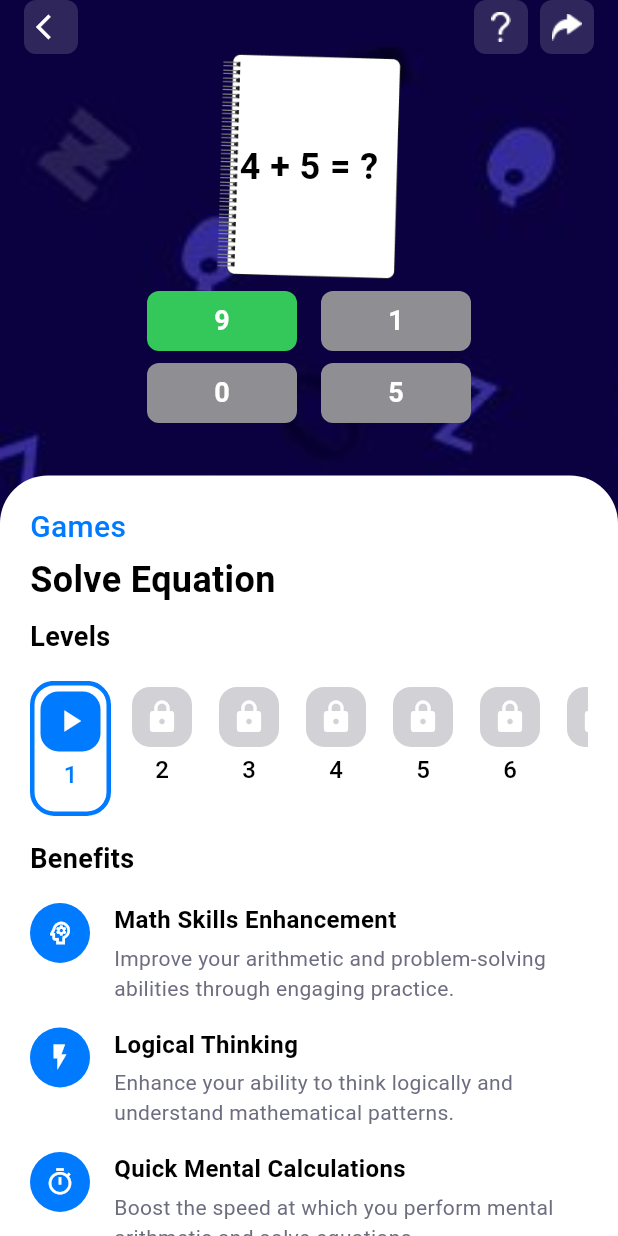
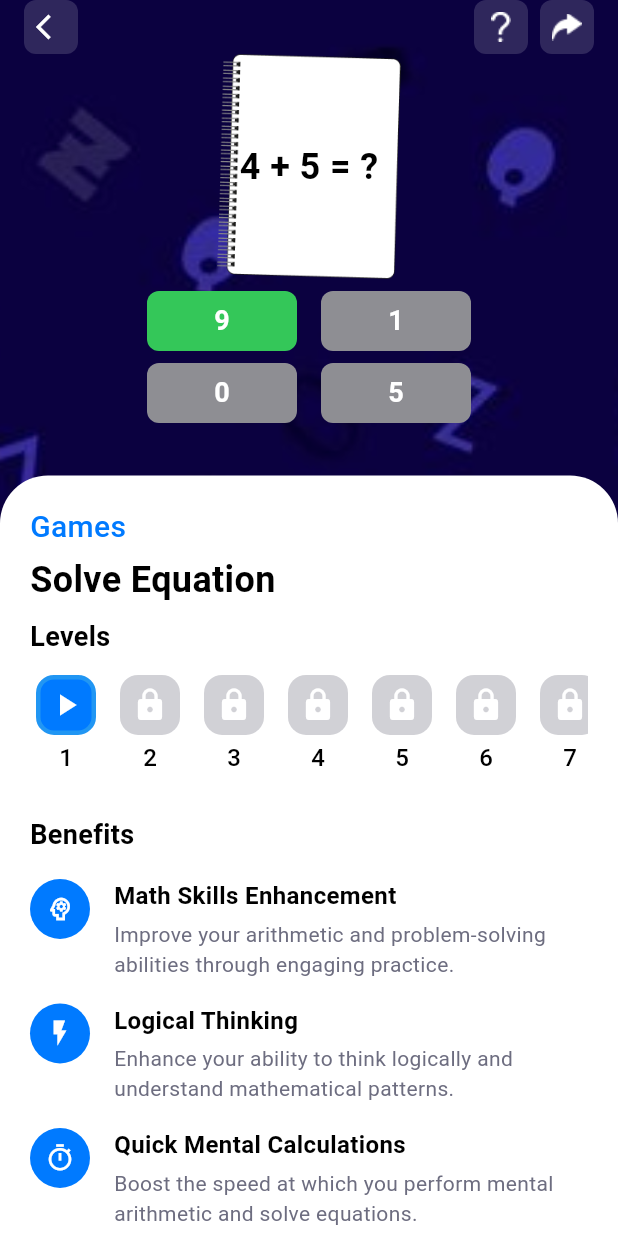
Before and after one commit to RANGAROHITH-2006/solveequation, a Flutter app: the screen it shows after launch, on a phone screen of 412 x 824 dp. Run offline on Flutter 3.47's test engine with Material 3 defaults, Android fonts, the phone set to English and light mode, and no system bars; our stand-ins replace share_plus, shared_preferences.

Commit message:
changed level display

```diff
--- a/lib/home_screen.dart
+++ b/lib/home_screen.dart
@@ -328,7 +328,7 @@ class _EquationGameHomeScreenState extends State<EquationGameHomeScreen> {
                                 color: Colors.black,
                               ),
                             ),
-                            const SizedBox(height: 16),
+                            const SizedBox(height: 8),
 
                             // Level selector
                             SizedBox(
@@ -345,7 +345,7 @@ class _EquationGameHomeScreenState extends State<EquationGameHomeScreen> {
                                       .isLevelUnlocked(levelNumber);
 
                                   return Padding(
-                                    padding: const EdgeInsets.only(right: 10.0),
+                                    padding: const EdgeInsets.only(right: 8.0),
                                     child: LevelItem(
                                       levelNumber: levelNumber,
                                       isCompleted: isCompleted,
@@ -363,7 +363,7 @@ class _EquationGameHomeScreenState extends State<EquationGameHomeScreen> {
                               ),
                             ),
 
-                            const SizedBox(height: 16),
+                            const SizedBox(height: 8),
 
                             // Benefits section
                             const Text(
@@ -485,10 +485,14 @@ class LevelItem extends StatelessWidget {
       icon = Container(
         width: 40,
         height: 40,
-        decoration: const BoxDecoration(
-          color: Color(0xFF34C759),
+        decoration: BoxDecoration(
+          color: isSelected ? Color(0xFF34C759) : Color(0xFF34C759).withOpacity(0.4),
           shape: BoxShape.rectangle,
           borderRadius: BorderRadius.all(Radius.circular(12)),
+          border: Border.all(
+            color: isSelected ? Colors.green : Colors.transparent,
+            width: 3,
+          ),
         ),
         child: const Icon(Icons.check, color: Colors.white, size: 24),
       );
@@ -497,10 +501,14 @@ class LevelItem extends StatelessWidget {
       icon = Container(
         width: 40,
         height: 40,
-        decoration: const BoxDecoration(
-          color: Color(0xFF007AFF),
+        decoration: BoxDecoration(
+          color: isSelected ?  Color(0xFF007AFF) : Color(0xFF007AFF).withOpacity(0.4),
           shape: BoxShape.rectangle,
           borderRadius: BorderRadius.all(Radius.circular(12)),
+          border: Border.all(
+            color: isSelected ? Colors.blue : Colors.transparent,
+            width: 3,
+          ),
         ),
         child: const Icon(Icons.play_arrow, color: Colors.white, size: 24),
       );
@@ -521,12 +529,6 @@ class LevelItem extends StatelessWidget {
     return GestureDetector(
       onTap: isUnlocked ? onTap : null,
       child: Container(
-        decoration: BoxDecoration(
-          border: isSelected
-              ? Border.all(color: const Color(0xFF007AFF), width: 3)
-              : null,
-          borderRadius: BorderRadius.circular(16),
-        ),
         padding: const EdgeInsets.all(4),
         child: Column(
           children: [
@@ -537,7 +539,7 @@ class LevelItem extends StatelessWidget {
               style: TextStyle(
                 fontSize: 16,
                 fontWeight: FontWeight.w500,
-                color: isSelected ? const Color(0xFF007AFF) : Colors.black,
+                color: Colors.black,
               ),
             ),
           ],
```
